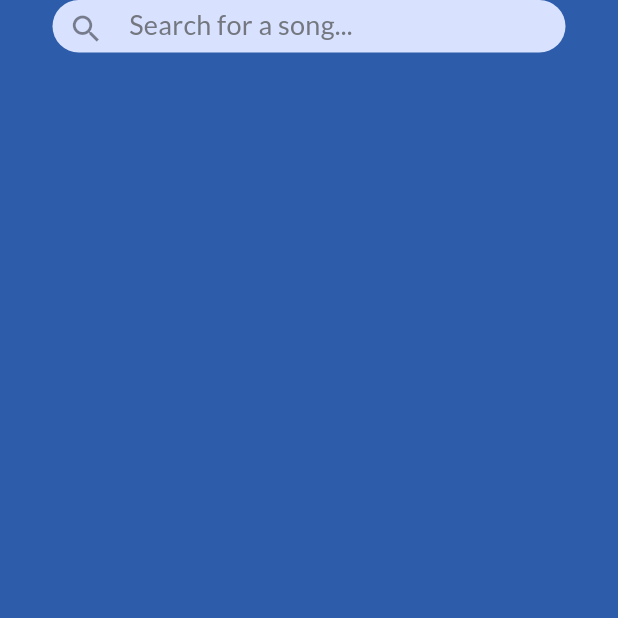
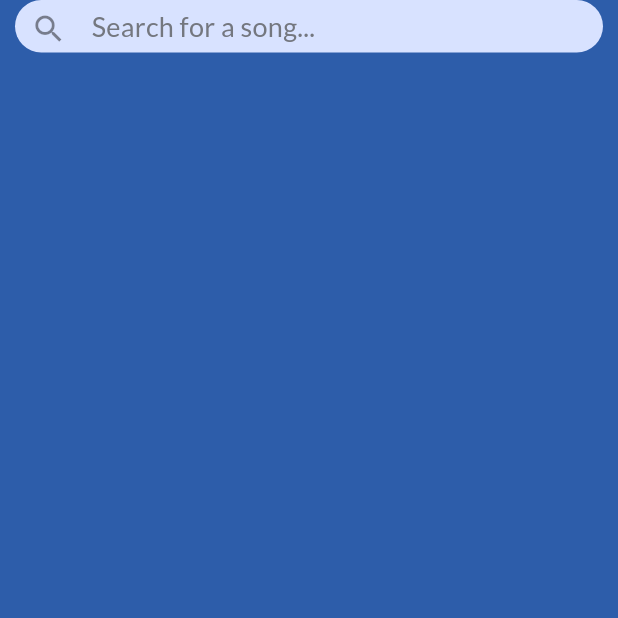
Before and after one commit to Galc3882/Tunescape-Flutter, a Flutter app: the screen it shows after launch, on a phone screen of 412 x 824 dp, the top half of it. Run offline on Flutter 3.47's test engine with Material 2 defaults, Android fonts, the light colour scheme and no system bars.

Commit message:
Extracted searchbar and added clear button. Added new page to view search results. Minor text Edits

```diff
--- a/tunescape_webapp/lib/main.dart
+++ b/tunescape_webapp/lib/main.dart
@@ -2,6 +2,9 @@
 
 import 'theme.dart';
 import 'widget_size.dart';
+import 'search_results.dart';
+
+int mobileWidth = 450;
 
 void main() {
   runApp(const MediaQuery(data: MediaQueryData(), child: MyApp()));
@@ -32,16 +35,6 @@
 }
 
 class _MyHomePageState extends State<MyHomePage> {
-  final TextEditingController _controller = TextEditingController();
-  bool isSearchButtonDisabled = true;
-  int mobileWidth = 430;
-
-  @override
-  void initState() {
-    super.initState();
-    isSearchButtonDisabled = true;
-  }
-
   @override
   Widget build(BuildContext context) {
     return Scaffold(
@@ -64,36 +57,82 @@
                       style: Theme.of(context).textTheme.titleLarge,
                       maxLines: 1,
                     ))),
-            Center(
-                child: MeasureSize(
+            const Center(child: SearchBar(width: 600)),
+          ],
+        ),
+      ),
+    );
+  }
+}
+
+class SearchBar extends StatefulWidget {
+  final double width;
+  final String? query;
+  const SearchBar({Key? key, required this.width, this.query})
+      : super(key: key);
+
+  @override
+  State<SearchBar> createState() => _SearchBar();
+}
+
+class _SearchBar extends State<SearchBar> {
+  final TextEditingController _controller = TextEditingController();
+  bool isSearchButtonDisabled = true;
+  bool hasSearchFocus = true;
+
+  @override
+  void initState() {
+    super.initState();
+    isSearchButtonDisabled = true;
+    hasSearchFocus = true;
+
+    if (widget.query != null) {
+      _controller.text = widget.query!;
+      isSearchButtonDisabled = false;
+      hasSearchFocus = false;
+    }
+  }
+
+  @override
+  Widget build(BuildContext context) {
+    return MeasureSize(
         onChange: (size) {
           setState(() {
             myChildSize = size;
           });
         },
-                    child: buildSearchBar(context, myChildSize))),
-          ],
-        ),
-      ),
-    );
-  }
-
-  Widget buildSearchBar(context, Size myChildSize) {
-    return Padding(
-      padding: const EdgeInsets.only(right: 35.0, left: 35.0),
+        child: Padding(
+          padding: MediaQuery.of(context).size.width < mobileWidth
+              ? const EdgeInsets.only(left: 10.0, right: 10.0)
+              : const EdgeInsets.only(left: 35.0, right: 35.0),
           child: SizedBox(
-        width: 600.0,
+            width: widget.width,
             child: Container(
-            height: MediaQuery.of(context).size.width < mobileWidth ? 35 : 50,
+                height:
+                    MediaQuery.of(context).size.width < mobileWidth ? 35 : 50,
                 decoration: BoxDecoration(
                     color: Theme.of(context).colorScheme.secondaryContainer,
-                borderRadius: const BorderRadius.all(Radius.circular(25.7))),
+                    borderRadius:
+                        const BorderRadius.all(Radius.circular(25.7))),
                 child: Padding(
                   padding: const EdgeInsets.only(right: 10),
+                  child: Focus(
+                    onFocusChange: (hasFocus) {
+                      if (hasFocus) {
+                        setState(() {
+                          hasSearchFocus = true;
+                        });
+                      } else {
+                        setState(() {
+                          hasSearchFocus = false;
+                        });
+                      }
+                    },
                     child: TextFormField(
                       controller: _controller,
                       textAlign: TextAlign.left,
                       autovalidateMode: AutovalidateMode.always,
+                      style: Theme.of(context).textTheme.bodySmall,
                       decoration: InputDecoration(
                         contentPadding:
                             MediaQuery.of(context).size.width < mobileWidth
@@ -111,13 +150,27 @@
                             padding: const EdgeInsets.only(
                                 left: 10, bottom: 5, top: 7, right: 0),
                             child: isSearchButtonDisabled != true
+                                ? hasSearchFocus == false
                                     ? IconButton(
                                         highlightColor: Colors.transparent,
                                         splashColor: Colors.transparent,
                                         hoverColor: Colors.transparent,
                                         padding: EdgeInsets.zero,
-                              onPressed: () => submitQuery(_controller.text),
+                                        onPressed: () =>
+                                            submitQuery(_controller.text),
                                         icon: const Icon(Icons.search))
+                                    : IconButton(
+                                        highlightColor: Colors.transparent,
+                                        splashColor: Colors.transparent,
+                                        hoverColor: Colors.transparent,
+                                        padding: EdgeInsets.zero,
+                                        onPressed: () {
+                                          setState(() {
+                                            isSearchButtonDisabled = true;
+                                          });
+                                          _controller.text = '';
+                                        },
+                                        icon: const Icon(Icons.close))
                                 : const Icon(Icons.search),
                           ),
                         ),
@@ -148,22 +201,27 @@
                       //       : null;
                       // },
                     ),
+                  ),
                 )),
           ),
-    );
+        ));
   }
 
   // function that opens a new page on submit query
   void submitQuery(String query) {
-    // !submit query
     if (query.isNotEmpty && query != '') {
-      // Navigator.push(
-      //   context,
-      //   MaterialPageRoute(
-      //     builder: (context) => SearchResults(query: query),
-      //   ),
-      // );
-    }
-    print(_controller.text);
+      Navigator.push(
+        context,
+        MaterialPageRoute(
+          builder: (context) => SearchResults(query: query),
+        ),
+      );
     }
   }
+
+  @override
+  void dispose() {
+    _controller.dispose();
+    super.dispose();
+  }
+}
```
Also changed, not shown: tunescape_webapp/lib/search_results.dart (added, +154 -0 lines), tunescape_webapp/lib/theme.dart (+10 -3 lines). Lines whose indentation alone changed are shown as unchanged.
